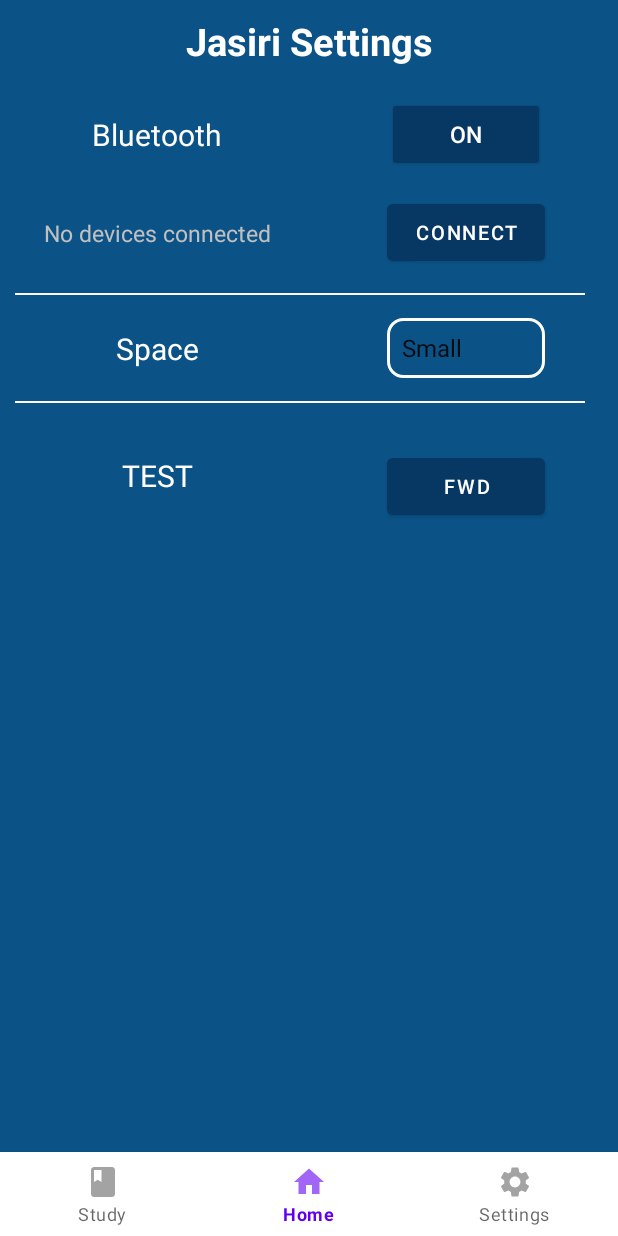
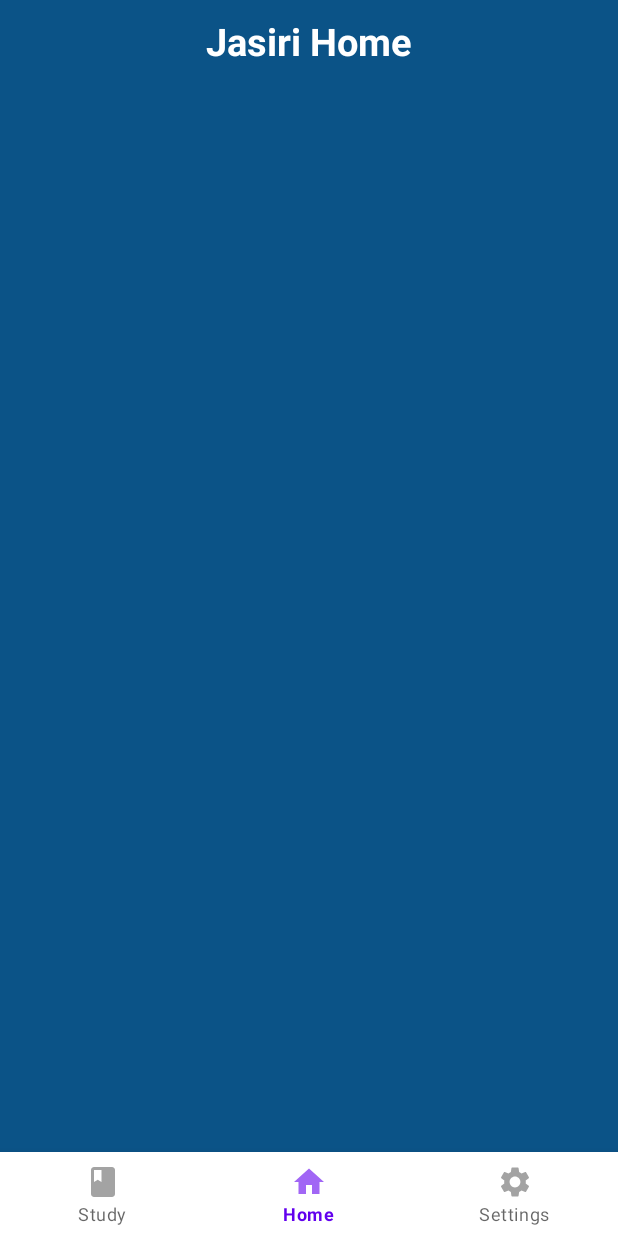
Before and after one commit to chlowhee/FYP-1-APP, an Android app: the screen it shows after launch (MainActivity), item 2 of the bottom bar chosen, on a phone screen of 412 x 824 dp. Run offline under Robolectric (Android 15) with nearby library versions, the phone set to English and light mode, and no system bars; our stand-ins replace Dagger/Hilt's generated code; 1 statement that could not run was skipped.

Commit message:
added study fragment and home fragment ui

```diff
--- /dev/null
+++ b/app/src/main/java/com/example/jasiriheart/ui/HomeFragment.kt
@@ -0,0 +1,27 @@
+package com.example.jasiriheart.ui
+
+import android.os.Bundle
+import android.view.LayoutInflater
+import android.view.View
+import android.view.ViewGroup
+import androidx.fragment.app.Fragment
+import com.example.jasiriheart.databinding.FragmentHomeBinding
+
+class HomeFragment: Fragment() {
+
+    private var _binding: FragmentHomeBinding? = null
+    private val binding get() = _binding!!
+
+    override fun onCreateView(
+        inflater: LayoutInflater, container: ViewGroup?,
+        savedInstanceState: Bundle?
+    ): View? {
+        _binding = FragmentHomeBinding.inflate(inflater, container, false)
+        return binding.root
+    }
+
+    override fun onViewCreated(view: View, savedInstanceState: Bundle?) {
+        super.onViewCreated(view, savedInstanceState)
+    }
+
+}
--- a/app/src/main/java/com/example/jasiriheart/ui/MainActivity.kt
+++ b/app/src/main/java/com/example/jasiriheart/ui/MainActivity.kt
@@ -1,9 +1,11 @@
 package com.example.jasiriheart.ui
 
 import android.Manifest
+import android.content.Context
 import android.content.pm.PackageManager
 import android.os.Build
 import android.os.Bundle
+import android.util.AttributeSet
 import android.view.View
 import androidx.appcompat.app.AppCompatActivity
 import androidx.fragment.app.Fragment
@@ -28,6 +30,8 @@ class MainActivity : AppCompatActivity() {
     private lateinit var binding: ActivityMainBinding
 
     private val settingsFrag = SettingsFragment()
+    private val studyFrag = StudyFragment()
+    private val homeFrag = HomeFragment()
 
     override fun onCreate(savedInstanceState: Bundle?) {
         super.onCreate(savedInstanceState)
@@ -40,6 +44,7 @@ class MainActivity : AppCompatActivity() {
         setCurrentFragment(settingsFrag)
 
         checkAndRequestPermissions()
+        bottomNavSelect()
     }
 
     /**
@@ -77,20 +82,24 @@ class MainActivity : AppCompatActivity() {
         }
     }
 
+    /**
+     * Sets the current fragment shown on the MainActivity
+     */
     private fun setCurrentFragment(fragment: Fragment) {
-        val fragMgr = supportFragmentManager
-
-        fragMgr.beginTransaction().apply{
+        supportFragmentManager.beginTransaction().apply{
             replace(R.id.flFragment, fragment)
             commit()
         }
     }
 
+    /**
+     * Bottom Navigation Tool to change fragment
+     */
     private fun bottomNavSelect() {
         binding.bottomNavigationView.setOnNavigationItemSelectedListener {
             when (it.itemId) {
-//                R.id.study -> setCurrentFragment(firstFragment)
-//                R.id.home -> setCurrentFragment(secondFragment)
+                R.id.study -> setCurrentFragment(studyFrag)
+                R.id.home -> setCurrentFragment(homeFrag)
                 R.id.settings -> setCurrentFragment(settingsFrag)
 
             }
--- /dev/null
+++ b/app/src/main/res/layout/fragment_home.xml
@@ -0,0 +1,23 @@
+<?xml version="1.0" encoding="utf-8"?>
+<androidx.constraintlayout.widget.ConstraintLayout xmlns:android="http://schemas.android.com/apk/res/android"
+    xmlns:app="http://schemas.android.com/apk/res-auto"
+    xmlns:tools="http://schemas.android.com/tools"
+    android:layout_width="match_parent"
+    android:layout_height="match_parent"
+    android:background="@color/background"
+    tools:context=".ui.MainActivity">
+
+    <TextView
+        android:id="@+id/home_title"
+        android:layout_width="wrap_content"
+        android:layout_height="wrap_content"
+        android:layout_marginTop="10dp"
+        android:text="@string/jasiri_home"
+        android:textColor="@color/white"
+        android:textSize="25sp"
+        android:textStyle="bold"
+        app:layout_constraintEnd_toEndOf="parent"
+        app:layout_constraintStart_toStartOf="parent"
+        app:layout_constraintTop_toTopOf="parent" />
+
+</androidx.constraintlayout.widget.ConstraintLayout>
--- a/app/src/main/res/layout/fragment_settings.xml
+++ b/app/src/main/res/layout/fragment_settings.xml
@@ -6,15 +6,6 @@
     android:layout_height="match_parent"
     android:background="@color/background"
     tools:context=".ui.MainActivity">
-
-    <FrameLayout
-        android:id="@+id/btFragment"
-        android:layout_width="match_parent"
-        android:layout_height="0dp"
-        app:layout_constraintEnd_toEndOf="parent"
-        app:layout_constraintHorizontal_bias="0.5"
-        app:layout_constraintStart_toStartOf="parent"
-        app:layout_constraintTop_toTopOf="parent" />
 
     <TextView
         android:id="@+id/settings_title"
```
Also changed, not shown: app/src/main/java/com/example/jasiriheart/ui/SettingsFragment.kt (+7 -3 lines), app/src/main/java/com/example/jasiriheart/ui/StudyFragment.kt (added, +33 -0 lines), app/src/main/res/layout/fragment_study.xml (added, +63 -0 lines), app/src/main/res/values/strings.xml (+8 -0 lines).
